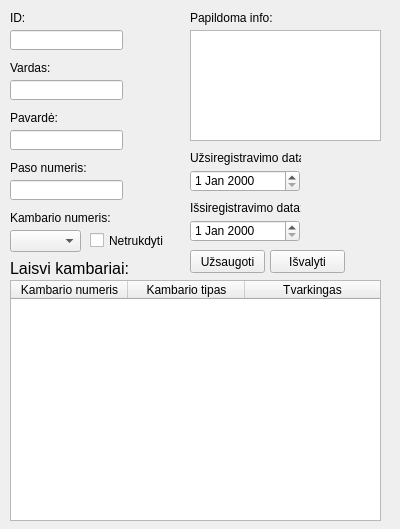
The window that registerclient.ui (RobertasJan/HotelManagement) describes before a commit, drawn with Qt 5.
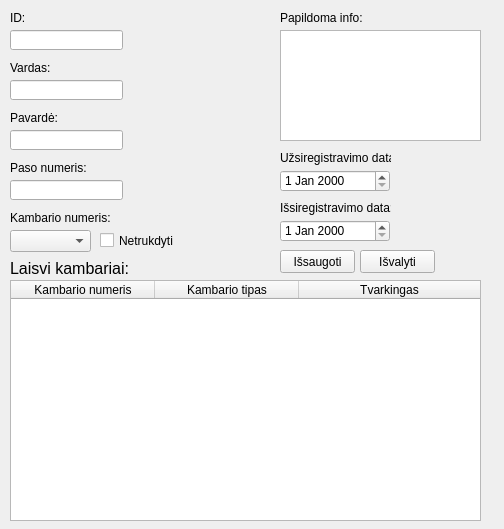
The same window after the commit.

What changed in the file:
```diff
--- a/registerclient.ui
+++ b/registerclient.ui
@@ -6,7 +6,7 @@
    <rect>
     <x>0</x>
     <y>0</y>
-    <width>400</width>
+    <width>504</width>
     <height>529</height>
    </rect>
   </property>
@@ -123,9 +123,9 @@
   <widget class="QPlainTextEdit" name="extraInfo">
    <property name="geometry">
     <rect>
-     <x>190</x>
+     <x>280</x>
      <y>30</y>
-     <width>191</width>
+     <width>201</width>
      <height>111</height>
     </rect>
    </property>
@@ -133,7 +133,7 @@
   <widget class="QLabel" name="label_5">
    <property name="geometry">
     <rect>
-     <x>190</x>
+     <x>280</x>
      <y>10</y>
      <width>111</width>
      <height>16</height>
@@ -146,7 +146,7 @@
   <widget class="QCheckBox" name="disturbCheckBox">
    <property name="geometry">
     <rect>
-     <x>90</x>
+     <x>100</x>
      <y>230</y>
      <width>81</width>
      <height>21</height>
@@ -174,7 +174,7 @@
     <rect>
      <x>10</x>
      <y>230</y>
-     <width>71</width>
+     <width>81</width>
      <height>22</height>
     </rect>
    </property>
@@ -182,20 +182,20 @@
   <widget class="QPushButton" name="saveButton">
    <property name="geometry">
     <rect>
-     <x>190</x>
+     <x>280</x>
      <y>250</y>
      <width>75</width>
      <height>23</height>
     </rect>
    </property>
    <property name="text">
-    <string>Užsaugoti</string>
+    <string>Išsaugoti</string>
    </property>
   </widget>
   <widget class="QPushButton" name="clearButton">
    <property name="geometry">
     <rect>
-     <x>270</x>
+     <x>360</x>
      <y>250</y>
      <width>75</width>
      <height>23</height>
@@ -210,7 +210,7 @@
     <rect>
      <x>10</x>
      <y>280</y>
-     <width>371</width>
+     <width>471</width>
      <height>241</height>
     </rect>
    </property>
@@ -221,7 +221,7 @@
     <bool>false</bool>
    </attribute>
    <attribute name="horizontalHeaderDefaultSectionSize">
-    <number>117</number>
+    <number>144</number>
    </attribute>
    <attribute name="horizontalHeaderMinimumSectionSize">
     <number>50</number>
@@ -269,7 +269,7 @@
   <widget class="QDateEdit" name="dateEdit">
    <property name="geometry">
     <rect>
-     <x>190</x>
+     <x>280</x>
      <y>170</y>
      <width>110</width>
      <height>22</height>
@@ -279,7 +279,7 @@
   <widget class="QDateEdit" name="dateEdit_2">
    <property name="geometry">
     <rect>
-     <x>190</x>
+     <x>280</x>
      <y>220</y>
      <width>110</width>
      <height>22</height>
@@ -289,7 +289,7 @@
   <widget class="QLabel" name="label_8">
    <property name="geometry">
     <rect>
-     <x>190</x>
+     <x>280</x>
      <y>150</y>
      <width>111</width>
      <height>16</height>
@@ -302,7 +302,7 @@
   <widget class="QLabel" name="label_9">
    <property name="geometry">
     <rect>
-     <x>190</x>
+     <x>280</x>
      <y>200</y>
      <width>111</width>
      <height>16</height>
@@ -312,6 +312,58 @@
     <string>Išsiregistravimo data:</string>
    </property>
   </widget>
+  <widget class="QLabel" name="warningId">
+   <property name="geometry">
+    <rect>
+     <x>130</x>
+     <y>30</y>
+     <width>51</width>
+     <height>16</height>
+    </rect>
+   </property>
+   <property name="text">
+    <string/>
+   </property>
+   <property name="textFormat">
+    <enum>Qt::RichText</enum>
+   </property>
+  </widget>
+  <widget class="QLabel" name="warningDate">
+   <property name="geometry">
+    <rect>
+     <x>400</x>
+     <y>170</y>
+     <width>91</width>
+     <height>16</height>
+    </rect>
+   </property>
+   <property name="font">
+    <font>
+     <pointsize>10</pointsize>
+    </font>
+   </property>
+   <property name="text">
+    <string/>
+   </property>
+  </widget>
+  <widget class="QLabel" name="warningInfo">
+   <property name="geometry">
+    <rect>
+     <x>370</x>
+     <y>10</y>
+     <width>111</width>
+     <height>16</height>
+    </rect>
+   </property>
+   <property name="font">
+    <font>
+     <pointsize>10</pointsize>
+    </font>
+   </property>
+   <property name="text">
+    <string/>
+   </property>
+  </widget>
  </widget>
  <resources/>
  <connections/>
```
Left out of the diff: 4 changed lines with no effect on the pictures.
